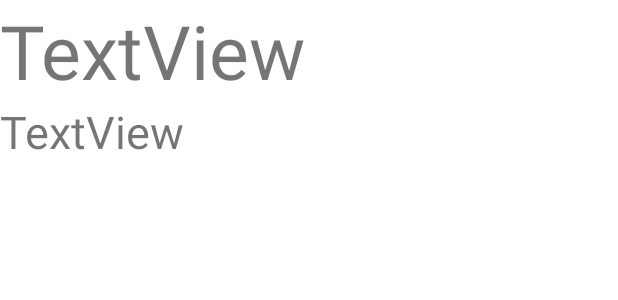
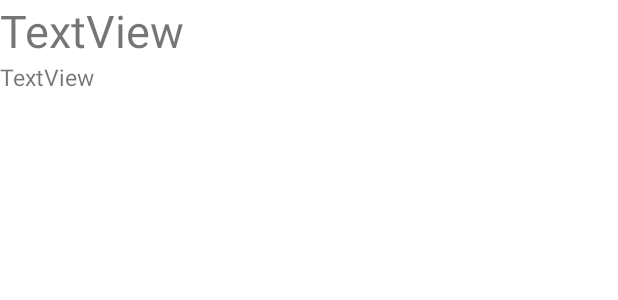
Before and after one commit to gamjadeul/NullOverflow2, an Android app: the layout bluetooth_list.xml on its own in the app's theme, with its tools: preview values and no code run, on a phone screen of 412 x 824 dp. Shown: the top 300 px of the screen. Run offline under Robolectric (Android 15) with nearby library versions, the light colour scheme and no system bars.

Commit message:
블루투스

```diff
--- a/app/src/main/AndroidManifest.xml
+++ b/app/src/main/AndroidManifest.xml
@@ -12,6 +12,7 @@
     <!-- 기능명세, BLE기능을 지원하지 않는 기기는 스토어상에 검색 불가능 -->
     <uses-feature android:name="android.hardware.bluetooth_le" android:required="true" />
     <!--Scan기능을 위해 추가한 permission-->
+    <uses-permission android:name="android.permission.BLUETOOTH_ADVERTISE" />
     <uses-permission android:name="android.permission.BLUETOOTH_CONNECT" />
     <uses-permission android:name="android.permission.BLUETOOTH_SCAN" />
 
--- a/app/src/main/java/com/akj/nulloverflow/CustomAdapter.kt
+++ b/app/src/main/java/com/akj/nulloverflow/CustomAdapter.kt
@@ -23,7 +23,7 @@ class CustomAdapter: RecyclerView.Adapter<Holder>() {
 
         //테라스 자리 누르면 사용중인지 아닌지에 따라 화면이 변경되어야 하는데 이건 블루투스 모듈 오면 추가 해야할 듯 함
         holder.itemView.setOnClickListener {
-            val intent = Intent(holder.itemView.context, Occupied_room::class.java)
+            val intent = Intent(holder.itemView.context, Empty_room::class.java)
             ContextCompat.startActivity(holder.itemView.context, intent, null)
         }
     }
--- a/app/src/main/res/layout/bluetooth_list.xml
+++ b/app/src/main/res/layout/bluetooth_list.xml
@@ -10,12 +10,12 @@
         android:layout_width="match_parent"
         android:layout_height="wrap_content"
         android:text="TextView"
-        android:textSize="50sp" />
+        android:textSize="30sp" />
 
     <TextView
         android:id="@+id/bleAddTxt"
         android:layout_width="match_parent"
         android:layout_height="wrap_content"
         android:text="TextView"
-        android:textSize="30sp" />
+        android:textSize="15sp" />
 </LinearLayout>
```
Also changed, not shown: app/src/main/java/com/akj/nulloverflow/bluetooth_scanning.kt (+6 -2 lines).
